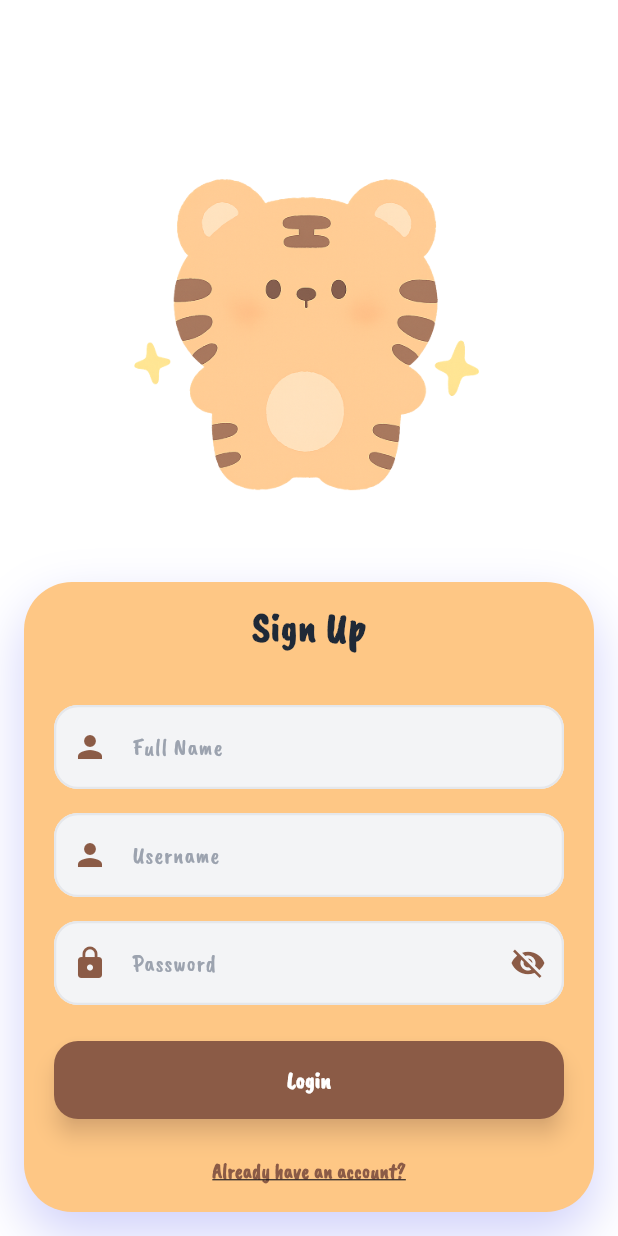
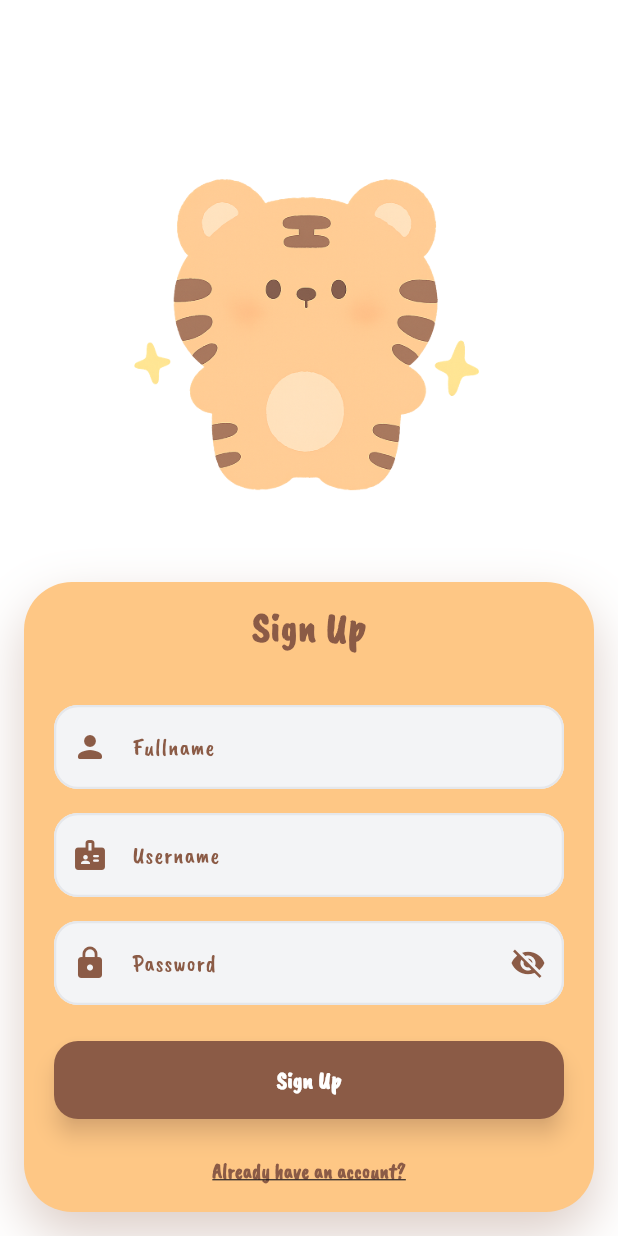
Before and after one commit to kimmysoybad404/project_mobile, a Flutter app: the RegisterPage screen opened directly, on a phone screen of 412 x 824 dp. Run offline on Flutter 3.47's test engine with Material 3 defaults, Android fonts, the phone set to English and light mode, and no system bars; our stand-ins replace animated_notch_bottom_bar, fl_chart; missing offline and left inert: giffy_dialog.

Commit message:
Update : Login And Register UI

```diff
--- a/lib/BottomBar.dart
+++ b/lib/BottomBar.dart
@@ -5,7 +5,7 @@ import 'package:project_mobile/Borrower/home_page.dart';
 import 'package:project_mobile/Borrower/request_page.dart' as requestborrower;
 import 'package:project_mobile/Lender/home_page.dart';
 import 'package:project_mobile/Lender/request_page.dart' as requestlender;
-import 'package:project_mobile/Login.dart';
+import 'package:project_mobile/LoginPage.dart';
 import 'package:project_mobile/Staff/home_page.dart';
 import 'package:giffy_dialog/giffy_dialog.dart';
 import 'package:project_mobile/identify_page.dart';
--- a/lib/RegisterPage.dart
+++ b/lib/RegisterPage.dart
@@ -1,5 +1,5 @@
 import 'package:flutter/material.dart';
-import 'package:project_mobile/Login.dart';
+import 'package:project_mobile/LoginPage.dart';
 
 class RegisterPage extends StatefulWidget {
   const RegisterPage({super.key});
@@ -76,7 +76,7 @@ class _RegisterState extends State<Register> {
               borderRadius: BorderRadius.circular(32),
               boxShadow: [
                 BoxShadow(
-                  color: Color(0xFF6366F1).withOpacity(0.3),
+                  color: DarkBrown.withOpacity(0.3),
                   blurRadius: 30,
                   offset: Offset(0, 15),
                 ),
@@ -93,7 +93,7 @@ class _RegisterState extends State<Register> {
                       style: TextStyle(
                         fontSize: 28,
                         fontWeight: FontWeight.bold,
-                        color: Color(0xFF1F2937),
+                        color: DarkBrown,
                       ),
                     ),
 
@@ -106,9 +106,9 @@ class _RegisterState extends State<Register> {
                       ),
                       child: TextField(
                         decoration: InputDecoration(
-                          prefixIcon: Icon(Icons.person, color: DarkBrown),
-                          labelText: 'Full Name',
-                          labelStyle: TextStyle(color: Color(0xFF9CA3AF)),
+                          prefixIcon: Icon(Icons.person_rounded, color: DarkBrown),
+                          labelText: 'Fullname',
+                          labelStyle: TextStyle(color: DarkBrown),
                           filled: true,
                           fillColor: Color(0xFFF3F4F6),
                           border: OutlineInputBorder(
@@ -140,9 +140,9 @@ class _RegisterState extends State<Register> {
                       ),
                       child: TextField(
                         decoration: InputDecoration(
-                          prefixIcon: Icon(Icons.person, color: DarkBrown),
+                          prefixIcon: Icon(Icons.badge_rounded, color: DarkBrown),
                           labelText: 'Username',
-                          labelStyle: TextStyle(color: Color(0xFF9CA3AF)),
+                          labelStyle: TextStyle(color: DarkBrown),
                           filled: true,
                           fillColor: Color(0xFFF3F4F6),
                           border: OutlineInputBorder(
@@ -160,10 +160,7 @@ class _RegisterState extends State<Register> {
                             borderRadius: BorderRadius.circular(16),
                           ),
                           focusedBorder: OutlineInputBorder(
-                            borderSide: BorderSide(
-                              color: Color(0xFF6366F1),
-                              width: 2,
-                            ),
+                            borderSide: BorderSide(color: DarkBrown, width: 2),
                             borderRadius: BorderRadius.circular(16),
                           ),
                         ),
@@ -194,7 +191,7 @@ class _RegisterState extends State<Register> {
                             ),
                           ),
                           labelText: 'Password',
-                          labelStyle: TextStyle(color: Color(0xFF9CA3AF)),
+                          labelStyle: TextStyle(color: DarkBrown),
                           filled: true,
                           fillColor: Color(0xFFF3F4F6),
                           border: OutlineInputBorder(
@@ -212,10 +209,7 @@ class _RegisterState extends State<Register> {
                             borderRadius: BorderRadius.circular(16),
                           ),
                           focusedBorder: OutlineInputBorder(
-                            borderSide: BorderSide(
-                              color: Color(0xFF6366F1),
-                              width: 2,
-                            ),
+                            borderSide: BorderSide(color: DarkBrown, width: 2),
                             borderRadius: BorderRadius.circular(16),
                           ),
                         ),
@@ -240,7 +234,7 @@ class _RegisterState extends State<Register> {
                             shadowColor: DarkBrown.withOpacity(0.4),
                           ),
                           child: Text(
-                            "Login",
+                            "Sign Up",
                             style: TextStyle(
                               fontSize: 16,
                               fontWeight: FontWeight.bold,
--- a/lib/main.dart
+++ b/lib/main.dart
@@ -2,6 +2,8 @@ import 'package:flutter/material.dart';
 import 'package:project_mobile/Borrower/dashboard_page.dart';
 import 'package:project_mobile/Borrower/home_page.dart';
 import 'package:project_mobile/BottomBar.dart';
+import 'package:project_mobile/LoginPage.dart';
+import 'package:project_mobile/identify_page.dart';
 
 void main() {
   runApp(const MyApp());
@@ -18,7 +20,7 @@ class MyApp extends StatelessWidget {
         primarySwatch: Colors.blue,
         fontFamily: 'Chewy',
       ),
-      home: BottomBar(),
+      home: LoginPage(),
     );
   }
 }
```
Also changed, not shown: lib/LoginPage.dart (renamed from lib/Login.dart).
